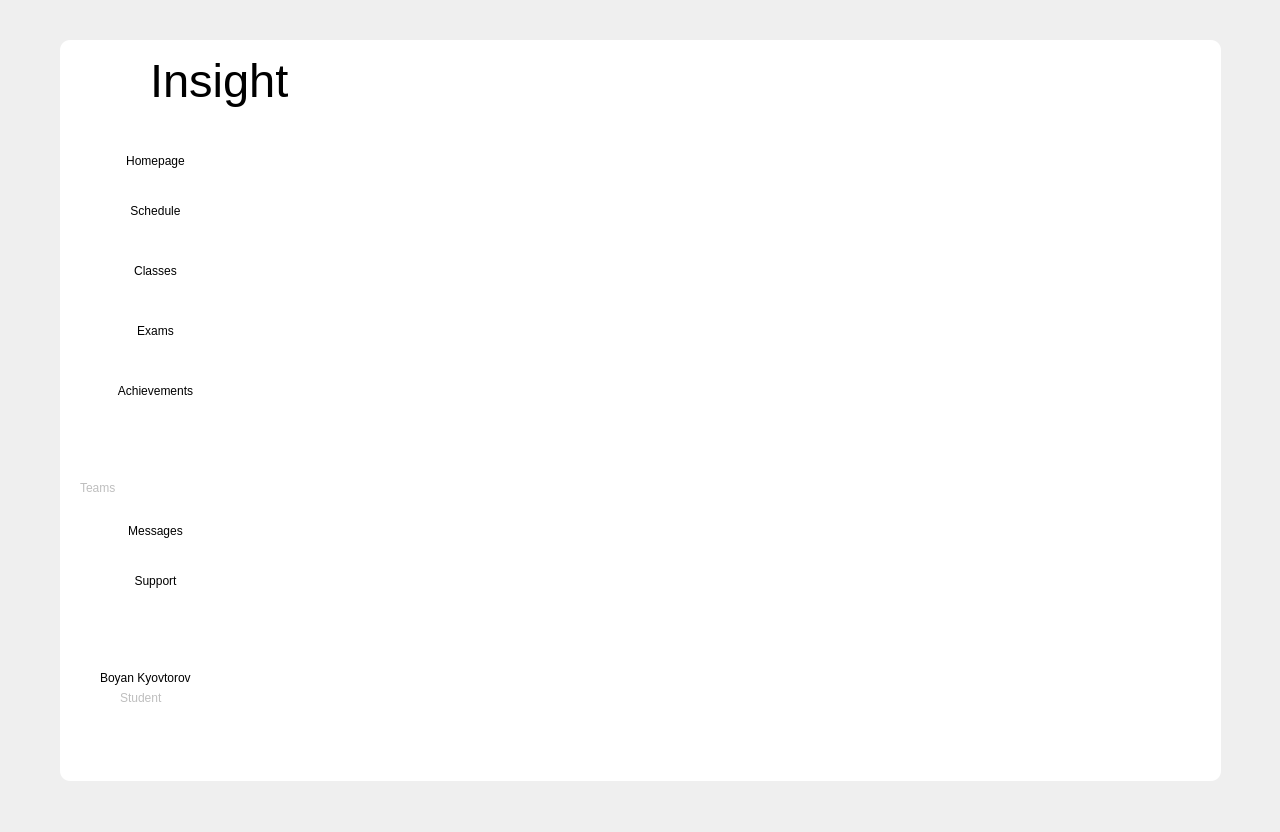
Above: mainwindow.ui from codingburgas/school-project-assignment-insight before the change. Below: the same form after it.
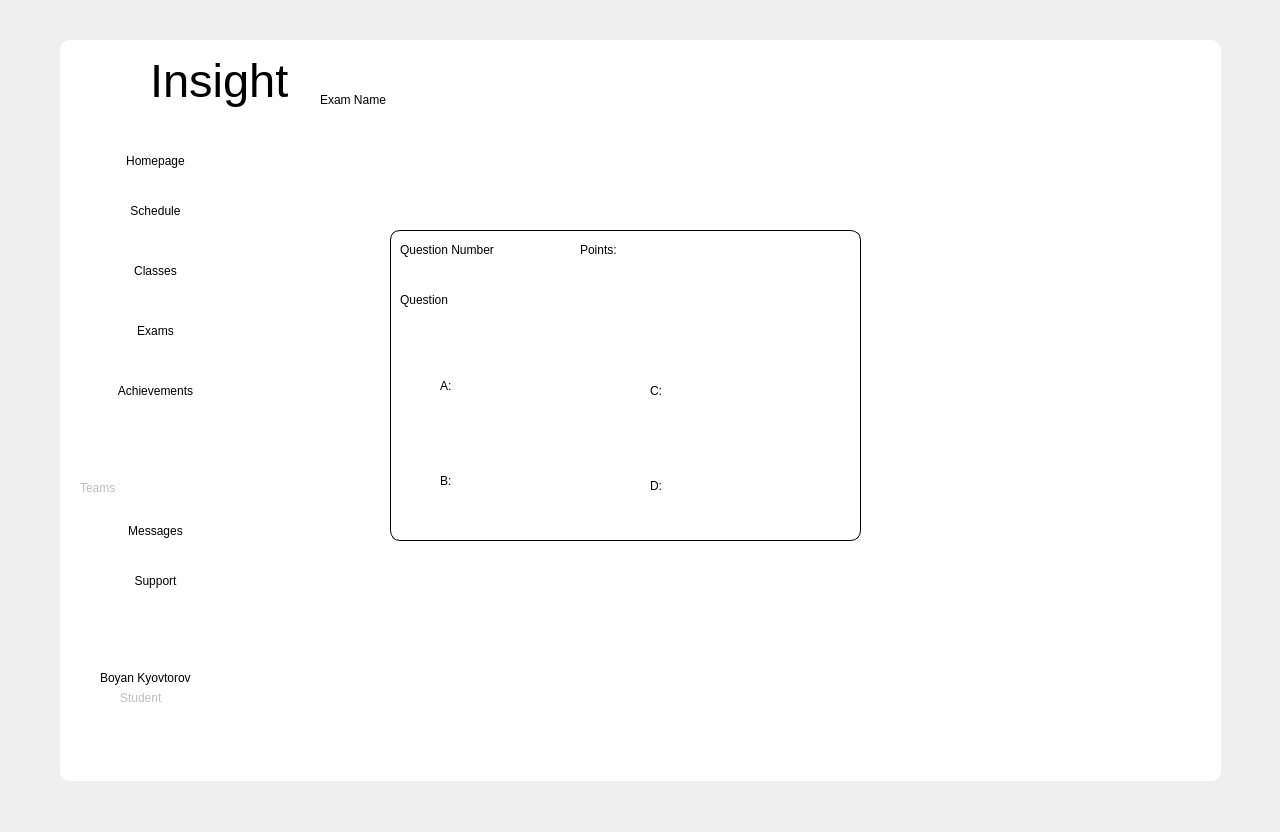
That is the form after the change. The open tabs and pages were chosen to show the change. Icons and pictures are not drawn.

```diff
--- a/mainwindow.ui
+++ b/mainwindow.ui
@@ -4462,6 +4462,215 @@
         </property>
        </widget>
       </widget>
+      <widget class="QWidget" name="ExamOverview">
+       <widget class="QLabel" name="examName">
+        <property name="geometry">
+         <rect>
+          <x>0</x>
+          <y>0</y>
+          <width>881</width>
+          <height>20</height>
+         </rect>
+        </property>
+        <property name="styleSheet">
+         <string notr="true">QLabel
+{
+background-color:transparent;
+    qproperty-alignment: AlignCenter;
+color:black;
+	font: 16pt &quot;Segoe UI&quot;;
+
+}</string>
+        </property>
+        <property name="text">
+         <string>Exam Name</string>
+        </property>
+       </widget>
+       <widget class="QScrollArea" name="scrollArea_4">
+        <property name="geometry">
+         <rect>
+          <x>20</x>
+          <y>30</y>
+          <width>801</width>
+          <height>591</height>
+         </rect>
+        </property>
+        <property name="widgetResizable">
+         <bool>true</bool>
+        </property>
+        <widget class="QWidget" name="scrollAreaWidgetContents_4">
+         <property name="geometry">
+          <rect>
+           <x>0</x>
+           <y>0</y>
+           <width>801</width>
+           <height>591</height>
+          </rect>
+         </property>
+         <widget class="QWidget" name="question_WG" native="true">
+          <property name="geometry">
+           <rect>
+            <x>50</x>
+            <y>110</y>
+            <width>471</width>
+            <height>311</height>
+           </rect>
+          </property>
+          <property name="styleSheet">
+           <string notr="true">border:1px solid black;</string>
+          </property>
+          <widget class="QLabel" name="questionNumber_LA">
+           <property name="geometry">
+            <rect>
+             <x>10</x>
+             <y>10</y>
+             <width>191</width>
+             <height>20</height>
+            </rect>
+           </property>
+           <property name="styleSheet">
+            <string notr="true">QLabel
+{
+background-color:transparent;
+    qproperty-alignment: AlignLeft;
+color:black;
+	font: 16pt &quot;Segoe UI&quot;;
+border:none;
+
+}</string>
+           </property>
+           <property name="text">
+            <string>Question Number</string>
+           </property>
+          </widget>
+          <widget class="QLabel" name="points_exam_LA">
+           <property name="geometry">
+            <rect>
+             <x>190</x>
+             <y>10</y>
+             <width>231</width>
+             <height>20</height>
+            </rect>
+           </property>
+           <property name="styleSheet">
+            <string notr="true">QLabel
+{
+background-color:transparent;
+    qproperty-alignment: AlignRight;
+color:black;
+	font: 16pt &quot;Segoe UI&quot;;
+border:none;
+
+}</string>
+           </property>
+           <property name="text">
+            <string>Points:</string>
+           </property>
+          </widget>
+          <widget class="QLabel" name="question_exam_LA">
+           <property name="geometry">
+            <rect>
+             <x>10</x>
+             <y>60</y>
+             <width>451</width>
+             <height>20</height>
+            </rect>
+           </property>
+           <property name="styleSheet">
+            <string notr="true">QLabel
+{
+background-color:transparent;
+    qproperty-alignment: AlignCenter;
+color:black;
+	font: 16pt &quot;Segoe UI&quot;;
+border:none;
+
+}</string>
+           </property>
+           <property name="text">
+            <string>Question</string>
+           </property>
+          </widget>
+          <widget class="QCheckBox" name="checkBox">
+           <property name="geometry">
+            <rect>
+             <x>30</x>
+             <y>120</y>
+             <width>181</width>
+             <height>71</height>
+            </rect>
+           </property>
+           <property name="styleSheet">
+            <string notr="true">background-color:transparent;
+color:black;
+font: 16pt &quot;Segoe UI&quot;;
+border:none;</string>
+           </property>
+           <property name="text">
+            <string>A:</string>
+           </property>
+          </widget>
+          <widget class="QCheckBox" name="checkBox_2">
+           <property name="geometry">
+            <rect>
+             <x>240</x>
+             <y>120</y>
+             <width>201</width>
+             <height>81</height>
+            </rect>
+           </property>
+           <property name="styleSheet">
+            <string notr="true">background-color:transparent;
+color:black;
+font: 16pt &quot;Segoe UI&quot;;
+border:none;</string>
+           </property>
+           <property name="text">
+            <string>C:</string>
+           </property>
+          </widget>
+          <widget class="QCheckBox" name="checkBox_3">
+           <property name="geometry">
+            <rect>
+             <x>30</x>
+             <y>210</y>
+             <width>191</width>
+             <height>81</height>
+            </rect>
+           </property>
+           <property name="styleSheet">
+            <string notr="true">background-color:transparent;
+color:black;
+font: 16pt &quot;Segoe UI&quot;;
+border:none;</string>
+           </property>
+           <property name="text">
+            <string>B:</string>
+           </property>
+          </widget>
+          <widget class="QCheckBox" name="checkBox_4">
+           <property name="geometry">
+            <rect>
+             <x>240</x>
+             <y>210</y>
+             <width>201</width>
+             <height>91</height>
+            </rect>
+           </property>
+           <property name="styleSheet">
+            <string notr="true">background-color:transparent;
+color:black;
+font: 16pt &quot;Segoe UI&quot;;
+border:none;</string>
+           </property>
+           <property name="text">
+            <string>D:</string>
+           </property>
+          </widget>
+         </widget>
+        </widget>
+       </widget>
+      </widget>
      </widget>
     </widget>
     <widget class="QWidget" name="Messages"/>
```
Left out of the diff: 148 changed lines with no effect on the pictures.
